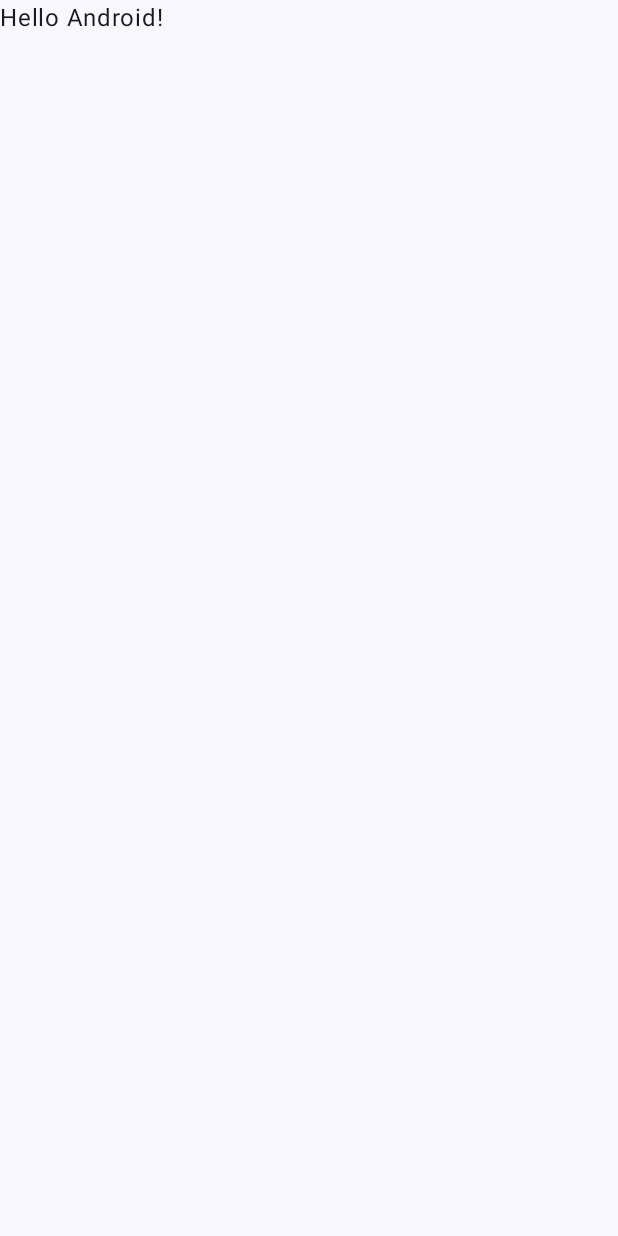
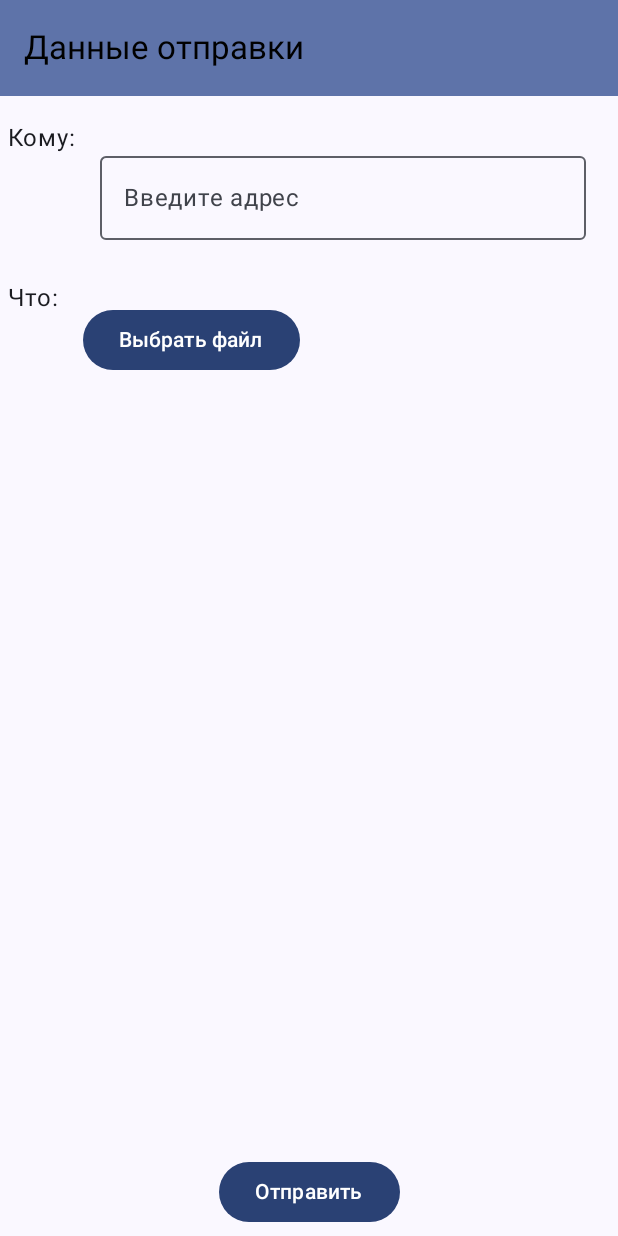
Before and after one commit to johtai/android-file-exchange, an Android app built with Jetpack Compose: the screen it shows after launch (MainActivity), on a phone screen of 412 x 824 dp. Before the commit the screen is almost empty. Run offline under Robolectric (Android 15) with nearby library versions, the phone set to English and light mode, and no system bars.

Commit message:
add ui stab

```diff
--- a/app/src/main/java/com/example/myapplication/MainActivity.kt
+++ b/app/src/main/java/com/example/myapplication/MainActivity.kt
@@ -1,17 +1,51 @@
 package com.example.myapplication
 
+import android.net.Uri
 import android.os.Bundle
 import androidx.activity.ComponentActivity
+import androidx.activity.compose.rememberLauncherForActivityResult
 import androidx.activity.compose.setContent
 import androidx.activity.enableEdgeToEdge
+import androidx.activity.result.contract.ActivityResultContracts
+import androidx.compose.foundation.clickable
+import androidx.compose.foundation.layout.Arrangement
+import androidx.compose.foundation.layout.Box
+import androidx.compose.foundation.layout.Column
+import androidx.compose.foundation.layout.Row
+import androidx.compose.foundation.layout.Spacer
 import androidx.compose.foundation.layout.fillMaxSize
+import androidx.compose.foundation.layout.fillMaxWidth
+import androidx.compose.foundation.layout.height
 import androidx.compose.foundation.layout.padding
+import androidx.compose.material3.Button
+import androidx.compose.material3.ExperimentalMaterial3Api
+import androidx.compose.material3.MaterialTheme
+import androidx.compose.material3.OutlinedTextField
 import androidx.compose.material3.Scaffold
+import androidx.compose.material3.SnackbarDuration
+import androidx.compose.material3.SnackbarHost
+import androidx.compose.material3.SnackbarHostState
+import androidx.compose.material3.SnackbarResult
 import androidx.compose.material3.Text
+import androidx.compose.material3.TopAppBar
+import androidx.compose.material3.TopAppBarColors
 import androidx.compose.runtime.Composable
+import androidx.compose.runtime.getValue
+import androidx.compose.runtime.mutableStateOf
+import androidx.compose.runtime.remember
+import androidx.compose.runtime.rememberCoroutineScope
+import androidx.compose.runtime.setValue
+import androidx.compose.ui.Alignment
 import androidx.compose.ui.Modifier
+import androidx.compose.ui.graphics.Color
+import androidx.compose.ui.platform.LocalContext
+import androidx.compose.ui.res.stringResource
 import androidx.compose.ui.tooling.preview.Preview
+import androidx.compose.ui.unit.dp
 import com.example.myapplication.ui.theme.MyApplicationTheme
+import kotlinx.coroutines.launch
+
+var sendingData:SendingData = SendingData()
 
 class MainActivity : ComponentActivity() {
     override fun onCreate(savedInstanceState: Bundle?) {
@@ -19,16 +53,128 @@ class MainActivity : ComponentActivity() {
         enableEdgeToEdge()
         setContent {
             MyApplicationTheme {
-                Scaffold(modifier = Modifier.fillMaxSize()) { innerPadding ->
-                    Greeting(
-                        name = "Android",
-                        modifier = Modifier.padding(innerPadding)
-                    )
+                Body()
+            }
+        }
+    }
+}
+
+@Composable
+fun InputField(field: String, onValueChange: (String) -> Unit, text: String) {
+    OutlinedTextField(
+        value = field,
+        onValueChange = onValueChange,
+        label = { Text(text) },
+        modifier = Modifier
+            .fillMaxWidth()
+            .padding(16.dp)
+    )
+}
+
+@Composable
+fun FilePickerScreen() {
+    val context = LocalContext.current
+    var selectedFileUri by remember { mutableStateOf<Uri?>(null) }
+
+    val filePickerLauncher = rememberLauncherForActivityResult(
+        contract = ActivityResultContracts.OpenDocument(),
+        onResult = { uri -> selectedFileUri = uri
+            sendingData = SendingData(context, selectedFileUri!!)      //выбирает любой файл из системы и записывает его в data
+        }
+    )
+
+    Column(
+        modifier = Modifier
+            .padding(16.dp)
+    ) {
+        Button(onClick = {
+            filePickerLauncher.launch(arrayOf("*/*"))
+        }) {
+            Text("Выбрать файл")
+        }
+
+        Spacer(modifier = Modifier.height(16.dp))
+
+        selectedFileUri?.let {
+            Text(text = "Выбранный файл: $it", modifier = Modifier.clickable {})
+        }
+    }
+}
+
+@OptIn(ExperimentalMaterial3Api::class)
+@Composable
+fun Body(){
+    val scope = rememberCoroutineScope()
+    val snackbarHostState = remember { SnackbarHostState() }
+    var adress by remember { mutableStateOf("") }                   //адрес отправления
+
+    Scaffold(modifier = Modifier.fillMaxSize(),
+        topBar = {
+            TopAppBar(
+                title = {
+                    Text(text = stringResource(R.string.greeting_text))
+                },
+                colors = TopAppBarColors(
+                    containerColor = MaterialTheme.colorScheme.primaryContainer,
+                    scrolledContainerColor = Color.Transparent,
+                    navigationIconContentColor = Color.Transparent,
+                    titleContentColor = Color.Black,
+                    actionIconContentColor = Color.Transparent
+                )
+            )
+        },
+        snackbarHost =  {
+            SnackbarHost(hostState = snackbarHostState)
+        }
+    ) { innerPadding ->
+        Column(
+            Modifier
+                .fillMaxSize()
+                .padding(5.dp)
+                .padding(innerPadding),
+            verticalArrangement = Arrangement.Center,
+            horizontalAlignment = Alignment.Start,
+        ) {
+
+            Spacer(modifier = Modifier.padding(5.dp))
+
+            Row {
+                Text(stringResource(R.string.whom))
+                InputField(adress, { adress = it}, stringResource(R.string.adress))
+            }
+            Spacer(modifier = Modifier.padding(5.dp))
+            Row {
+                Text(stringResource(R.string.what))
+                FilePickerScreen()
+            }
+            Spacer(modifier = Modifier.padding(5.dp))
+
+            Box(
+                Modifier
+                    .padding(innerPadding)
+                    .fillMaxSize(),
+                contentAlignment = Alignment.BottomCenter
+            ) {
+                Button(
+                    onClick = { scope.launch {                                  //самая главная кнопка "отправить"
+                        val result = snackbarHostState.showSnackbar(
+                            message = "Отправлено",
+                            actionLabel = "Закрыть",  // Добавляем кнопку "Закрыть"
+                            duration = SnackbarDuration.Indefinite // Ожидание нажатия
+                        )
+                        if (result == SnackbarResult.ActionPerformed) {
+                            // Действие при нажатии на кнопку
+                        }
+
+                    } },
+                ) {
+                    Text(stringResource(R.string.Send_data))
                 }
             }
         }
     }
 }
+
 
 @Composable
 fun Greeting(name: String, modifier: Modifier = Modifier) {
@@ -42,6 +188,6 @@ fun Greeting(name: String, modifier: Modifier = Modifier) {
 @Composable
 fun GreetingPreview() {
     MyApplicationTheme {
-        Greeting("Android")
+        Body()
     }
 }
--- /dev/null
+++ b/app/src/main/java/com/example/myapplication/SendingData.kt
@@ -0,0 +1,18 @@
+package com.example.myapplication
+
+import android.content.Context
+import android.net.Uri
+
+class SendingData() {
+    lateinit var byteArray: ByteArray
+
+    constructor(context: Context, uri: Uri) : this() {
+        try {
+            byteArray = context.contentResolver.openInputStream(uri)?.use { it.readBytes() }!!
+        } catch (e: Exception){
+            println(e.message)
+        }
+
+
+    }
+}
--- a/app/src/main/res/values/strings.xml
+++ b/app/src/main/res/values/strings.xml
@@ -1,3 +1,10 @@
 <resources>
-    <string name="app_name">My Application</string>
+    <string name="app_name">Data Exchange</string>
+    <string name="greeting_text">Данные отправки</string>
+    <string name="whom">Кому: </string>
+    <string name="what">Что: </string>
+    <string name="Send_data">Отправить</string>
+    <string name="adress">Введите адрес</string>
+    <string name="choose_file">Выберите файл</string>
+
 </resources>
```
